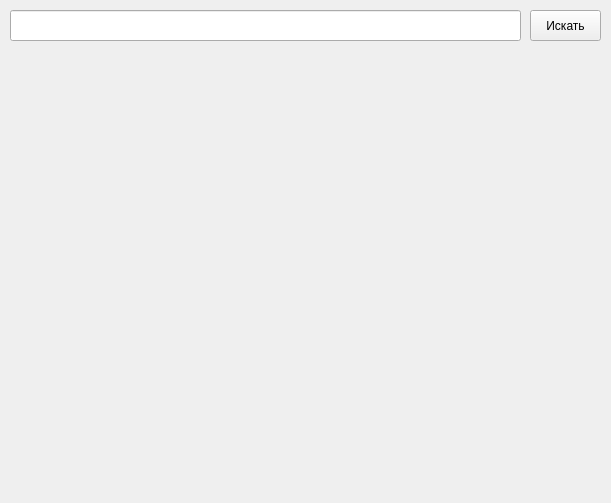
The window that map.ui (MaxVorosh/Project-of-Static-Maps) describes before a commit, drawn with Qt 5.
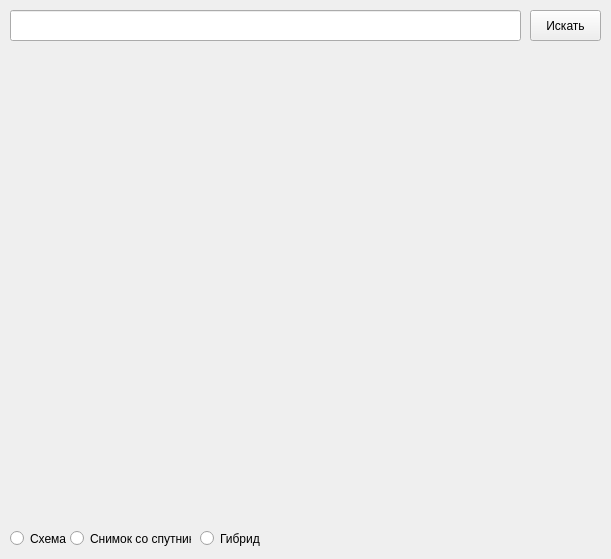
The same window after the commit.

The edit to the form file:
```diff
--- a/map.ui
+++ b/map.ui
@@ -7,7 +7,7 @@
     <x>0</x>
     <y>0</y>
     <width>611</width>
-    <height>503</height>
+    <height>559</height>
    </rect>
   </property>
   <property name="focusPolicy">
@@ -52,6 +52,63 @@
     <string>Искать</string>
    </property>
   </widget>
+  <widget class="QRadioButton" name="radioButton">
+   <property name="geometry">
+    <rect>
+     <x>10</x>
+     <y>530</y>
+     <width>82</width>
+     <height>17</height>
+    </rect>
+   </property>
+   <property name="focusPolicy">
+    <enum>Qt::NoFocus</enum>
+   </property>
+   <property name="text">
+    <string>Схема</string>
+   </property>
+   <attribute name="buttonGroup">
+    <string notr="true">buttonGroup</string>
+   </attribute>
+  </widget>
+  <widget class="QRadioButton" name="radioButton_2">
+   <property name="geometry">
+    <rect>
+     <x>70</x>
+     <y>530</y>
+     <width>121</width>
+     <height>17</height>
+    </rect>
+   </property>
+   <property name="focusPolicy">
+    <enum>Qt::NoFocus</enum>
+   </property>
+   <property name="text">
+    <string>Снимок со спутника</string>
+   </property>
+   <attribute name="buttonGroup">
+    <string notr="true">buttonGroup</string>
+   </attribute>
+  </widget>
+  <widget class="QRadioButton" name="radioButton_3">
+   <property name="geometry">
+    <rect>
+     <x>200</x>
+     <y>530</y>
+     <width>82</width>
+     <height>17</height>
+    </rect>
+   </property>
+   <property name="focusPolicy">
+    <enum>Qt::NoFocus</enum>
+   </property>
+   <property name="text">
+    <string>Гибрид</string>
+   </property>
+   <attribute name="buttonGroup">
+    <string notr="true">buttonGroup</string>
+   </attribute>
+  </widget>
  </widget>
  <resources/>
  <connections/>
```
Left out of the diff: 3 changed lines with no effect on the pictures.
